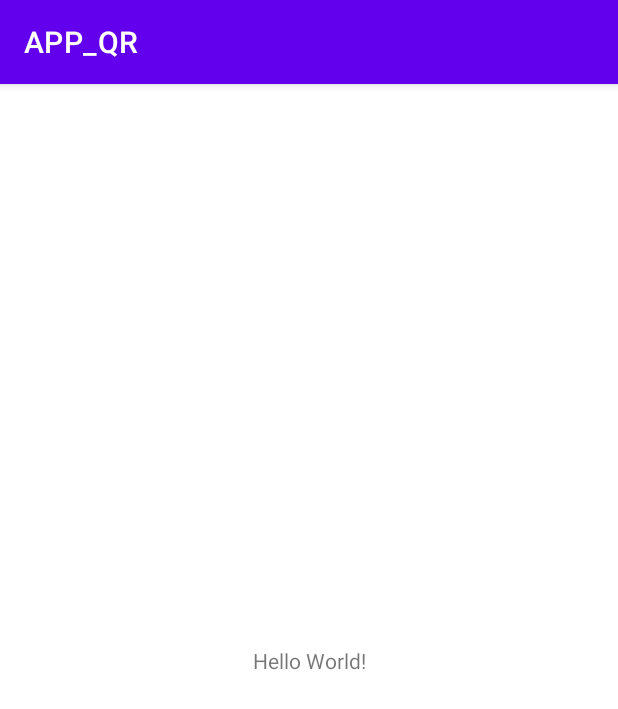
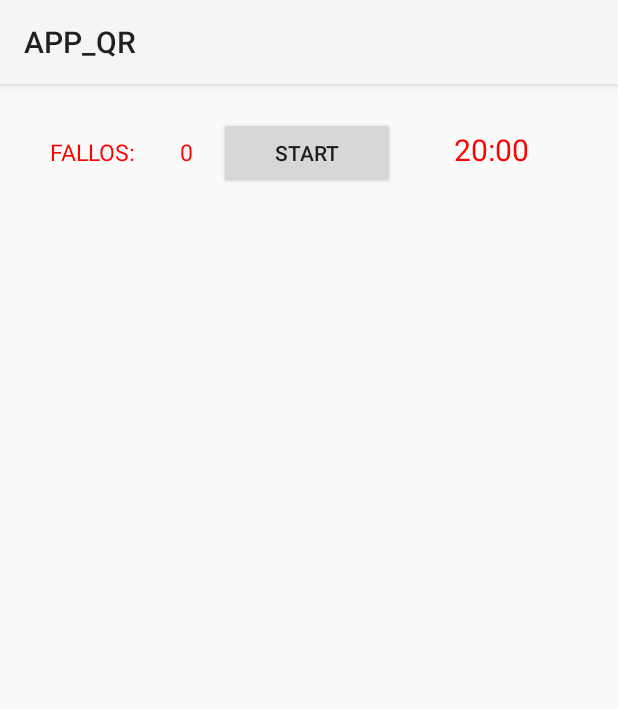
Before and after one commit to sam-sudo/APP_QR, an Android app: the screen it shows after launch (MainActivity), on a phone screen of 412 x 824 dp. Shown: the top 709 px of the screen. Run offline under Robolectric (Android 15) with nearby library versions, the phone set to English and light mode, and no system bars.

Commit message:
Cronometro

```diff
--- a/APP_QR/app/src/main/AndroidManifest.xml
+++ b/APP_QR/app/src/main/AndroidManifest.xml
@@ -8,7 +8,8 @@
         android:label="@string/app_name"
         android:roundIcon="@mipmap/ic_launcher_round"
         android:supportsRtl="true"
-        android:theme="@style/Theme.APP_QR">
+        android:theme="@style/Theme.AppCompat.Light">
+        <activity android:name=".GameOver"></activity>
         <activity android:name=".MainActivity">
             <intent-filter>
                 <action android:name="android.intent.action.MAIN" />
--- a/APP_QR/app/src/main/java/com/example/app_qr/MainActivity.java
+++ b/APP_QR/app/src/main/java/com/example/app_qr/MainActivity.java
@@ -2,13 +2,73 @@ package com.example.app_qr;
 
 import androidx.appcompat.app.AppCompatActivity;
 
+import android.content.Intent;
 import android.os.Bundle;
+import android.os.CountDownTimer;
+import android.view.View;
+import android.widget.Button;
+import android.widget.TextView;
+import android.widget.Toast;
+
+import java.util.Locale;
 
 public class MainActivity extends AppCompatActivity {
+    private Button start;
+    private TextView countDown;
+    private static long startTimeInMilis = 7000;//1200000
+    private CountDownTimer mcountDownTimer;
+    private boolean butonStart = false;
 
     @Override
     protected void onCreate(Bundle savedInstanceState) {
         super.onCreate(savedInstanceState);
         setContentView(R.layout.activity_main);
+
+        start = (Button)findViewById(R.id.inicio);
+        countDown = (TextView)findViewById(R.id.cronometro);
+
+        viewButtonStart();
+
+        start.setOnClickListener(new View.OnClickListener() {
+            @Override
+            public void onClick(View view) {
+                start.setEnabled(false);
+                startCountDownTime();
+            }
+        });
+    }
+
+    private void viewButtonStart() {//Este metodo nos deshabilita el boton start cuando pulsamos en el para no poder modificar el tiempo del crono
+        if (!butonStart){
+            start.setEnabled(true);
+        }else {
+            start.setEnabled(false);
+        }
+    }
+
+    private void startCountDownTime() {//Este metodo inicia la cuenta atras
+        mcountDownTimer = new CountDownTimer(startTimeInMilis, 1000) {
+            @Override
+            public void onTick(long millisUntilFinished) {
+                startTimeInMilis = millisUntilFinished;
+                updateTime();
+            }
+
+            @Override
+            public void onFinish() {
+                Toast.makeText(getApplicationContext(), "TIEMPO TERMINADO", Toast.LENGTH_LONG).show();
+                Intent intent = new Intent(getApplicationContext(), GameOver.class);
+                startActivity(intent);
+            }
+        }.start();
+    }
+
+    private void updateTime() {//Este metodo actualiza el texto del cronometro
+        int minutos = (int) (startTimeInMilis / 1000) / 60;
+        int segundos = (int) (startTimeInMilis / 1000) % 60;
+
+        String textFormater = String.format(Locale.getDefault(), "%02d:%02d", minutos, segundos);
+
+        countDown.setText(textFormater);
     }
 }
--- a/APP_QR/app/src/main/res/layout/activity_main.xml
+++ b/APP_QR/app/src/main/res/layout/activity_main.xml
@@ -1,18 +1,53 @@
 <?xml version="1.0" encoding="utf-8"?>
-<androidx.constraintlayout.widget.ConstraintLayout xmlns:android="http://schemas.android.com/apk/res/android"
+<LinearLayout xmlns:android="http://schemas.android.com/apk/res/android"
     xmlns:app="http://schemas.android.com/apk/res-auto"
     xmlns:tools="http://schemas.android.com/tools"
     android:layout_width="match_parent"
     android:layout_height="match_parent"
     tools:context=".MainActivity">
 
-    <TextView
-        android:layout_width="wrap_content"
-        android:layout_height="wrap_content"
-        android:text="Hello World!"
-        app:layout_constraintBottom_toBottomOf="parent"
-        app:layout_constraintLeft_toLeftOf="parent"
-        app:layout_constraintRight_toRightOf="parent"
-        app:layout_constraintTop_toTopOf="parent" />
+    <LinearLayout
+        android:padding="10dp"
+        android:layout_margin="10dp"
+        android:orientation="horizontal"
+        android:layout_width="match_parent"
+        android:layout_height="wrap_content">
 
-</androidx.constraintlayout.widget.ConstraintLayout>
+        <TextView
+            android:textColor="#FF0000"
+            android:textSize="15dp"
+            android:textAlignment="center"
+            android:text="FALLOS:"
+            android:padding="5dp"
+            android:layout_weight="1"
+            android:layout_width="wrap_content"
+            android:layout_height="wrap_content"></TextView>
+        <TextView
+            android:textColor="#FF0000"
+            android:textSize="15dp"
+            android:textAlignment="center"
+            android:text="0"
+            android:padding="10dp"
+            android:layout_weight="1"
+            android:layout_width="wrap_content"
+            android:layout_height="wrap_content"></TextView>
+
+        <Button
+            android:id="@+id/inicio"
+            android:text="START"
+            android:layout_weight="2"
+            android:layout_width="wrap_content"
+            android:layout_height="wrap_content"></Button>
+        <TextView
+            android:id="@+id/cronometro"
+            android:textColor="#FF0000"
+            android:textSize="20dp"
+            android:textAlignment="center"
+            android:text="20:00"
+            android:padding="10dp"
+            android:layout_weight="4"
+            android:layout_width="wrap_content"
+            android:layout_height="wrap_content"></TextView>
+    </LinearLayout>
+
+</LinearLayout>
```
Also changed, not shown: APP_QR/app/src/main/java/com/example/app_qr/GameOver.java (added, +14 -0 lines), APP_QR/app/src/main/res/layout/activity_game_over.xml (added, +21 -0 lines).
